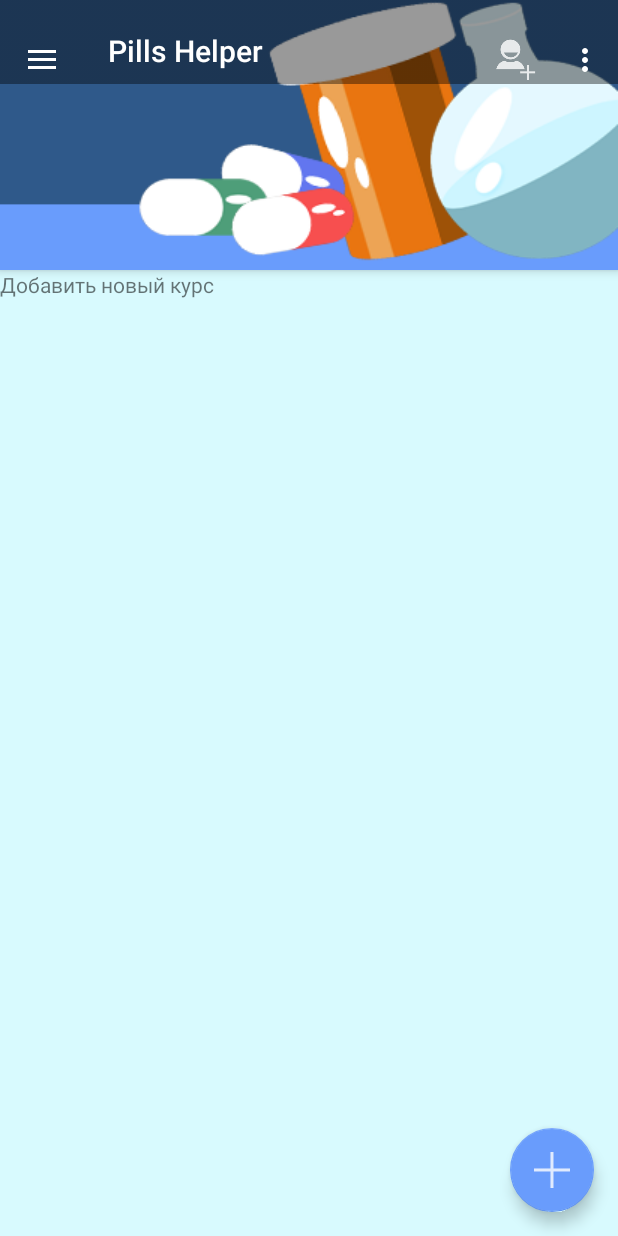
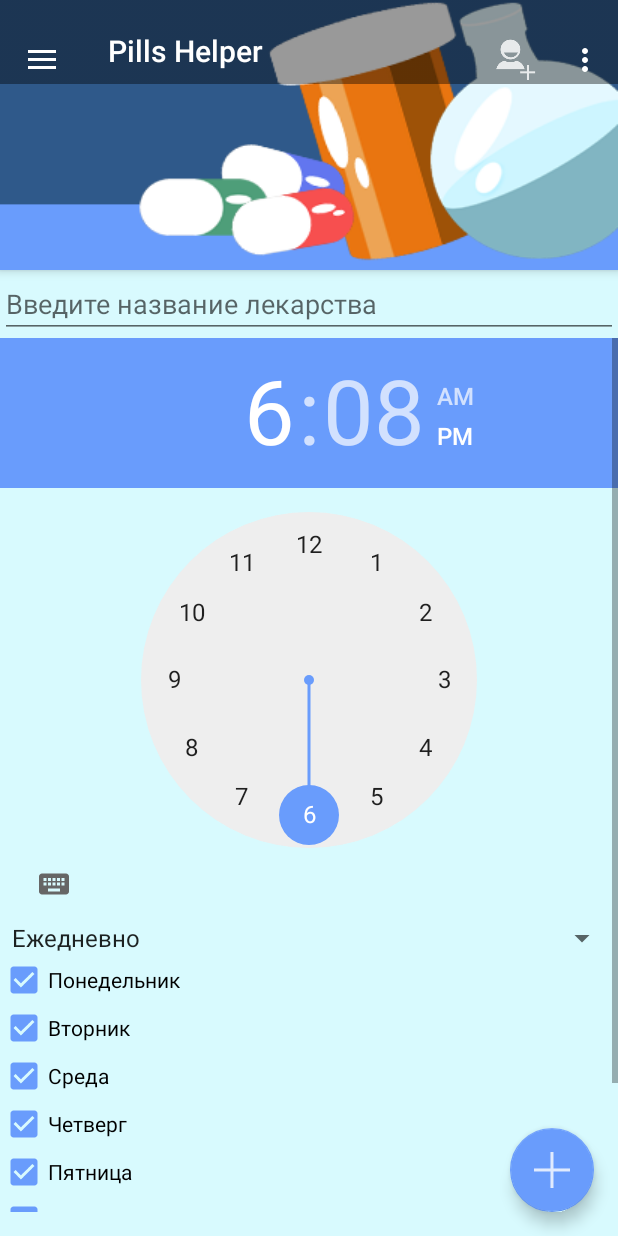
Before and after one commit to khasang-incubator/Android_2016_05_03, an Android app: the fragment NewCourseFragment placed in its activity, on a phone screen of 412 x 824 dp. Run offline under Robolectric (Android 15) with nearby library versions, the phone set to English and light mode, and no system bars; libraries missing offline, so code that uses them is left out: com.readystatesoftware.sqliteasset.

Commit message:
create prototype NewCourseFragment

```diff
--- a/Application/PillsHelper/app/src/main/java/com/khasang/pillshelper/fragments/NewCourseFragment.java
+++ b/Application/PillsHelper/app/src/main/java/com/khasang/pillshelper/fragments/NewCourseFragment.java
@@ -1,31 +1,107 @@
 package com.khasang.pillshelper.fragments;
 
 
+import android.content.Context;
 import android.os.Bundle;
 import android.app.Fragment;
+import android.text.Editable;
+import android.text.TextWatcher;
 import android.view.LayoutInflater;
 import android.view.View;
 import android.view.ViewGroup;
-
+import android.widget.AdapterView;
+import android.widget.ArrayAdapter;
+import android.widget.AutoCompleteTextView;
+import android.widget.CheckBox;
+import android.widget.RadioGroup;
+import android.widget.Spinner;
 import com.khasang.pillshelper.R;
+import java.util.ArrayList;
 
 
-/**
- * A simple {@link Fragment} subclass.
- */
 public class NewCourseFragment extends Fragment {
 
+    private Context context;
+    private String[] words = {"Аспирин", "Аскорбин", "Спазмалгон", "Асмоапо", "Апосмо", "асмамооо", "аывпыавп", "Апекууаи", "Аквсмм", "апуцйфвва"};
+    private AutoCompleteTextView autoCompleteTextView;
+    private RadioGroup group;
+    private Spinner spinner;
+    private ArrayList<CheckBox> days;
+    private String[] daysArray;
 
     public NewCourseFragment() {
-        // Required empty public constructor
     }
-
 
     @Override
     public View onCreateView(LayoutInflater inflater, ViewGroup container,
                              Bundle savedInstanceState) {
-        // Inflate the layout for this fragment
-        return inflater.inflate(R.layout.fragment_new_course, container, false);
+        View view = inflater.inflate(R.layout.fragment_new_course, container, false);
+
+        context = view.getContext();
+        group = (RadioGroup) view.findViewById(R.id.group);
+        autoCompleteTextView = (AutoCompleteTextView) view.findViewById(R.id.autoComplete);
+        spinner = (Spinner) view.findViewById(R.id.spinner);
+        daysArray = getResources().getStringArray(R.array.days);
+        days = new ArrayList<>();
+
+        for (int i = 0; i < 7; i++){
+            CheckBox box = new CheckBox(context);
+            box.setText(daysArray[i]);
+            days.add(box);
+        }
+
+        for (CheckBox day : days){
+            group.addView(day);
+        }
+
+        spinner.setOnItemSelectedListener(new AdapterView.OnItemSelectedListener() {
+            @Override
+            public void onItemSelected(AdapterView<?> adapterView, View view, int i, long l) {
+                if (i == 0){
+                    for (CheckBox day : days){
+                        day.setChecked(true);
+                        day.setClickable(false);
+                    }
+                }else {
+                    for (CheckBox day : days){
+                        day.setChecked(false);
+                        day.setClickable(true);
+                    }
+                }
+            }
+
+            @Override
+            public void onNothingSelected(AdapterView<?> adapterView) {
+
+            }
+        });
+
+
+
+
+
+        autoCompleteTextView.setAdapter(new ArrayAdapter<String>(context, android.R.layout.simple_dropdown_item_1line,words));
+        autoCompleteTextView.addTextChangedListener(new TextWatcher() {
+            @Override
+            public void beforeTextChanged(CharSequence charSequence, int i, int i1, int i2) {
+
+            }
+
+            @Override
+            public void onTextChanged(CharSequence charSequence, int i, int i1, int i2) {
+
+            }
+
+            @Override
+            public void afterTextChanged(Editable editable) {
+
+            }
+        });
+
+
+
+        return view;
     }
 
+
 }
--- a/Application/PillsHelper/app/src/main/res/layout/fragment_new_course.xml
+++ b/Application/PillsHelper/app/src/main/res/layout/fragment_new_course.xml
@@ -1,13 +1,58 @@
-<FrameLayout xmlns:android="http://schemas.android.com/apk/res/android"
+<LinearLayout xmlns:android="http://schemas.android.com/apk/res/android"
     xmlns:tools="http://schemas.android.com/tools"
     android:layout_width="match_parent"
     android:layout_height="match_parent"
+    android:orientation="vertical"
     tools:context=".fragments.NewCourseFragment">
 
-    <!-- TODO: Update blank fragment layout -->
-    <TextView
+    <AutoCompleteTextView
+        android:layout_width="fill_parent"
+        android:layout_height="wrap_content"
+        android:id="@+id/autoComplete"
+        android:completionThreshold="1"
+        android:hint="Введите название лекарства" />
+
+    <ScrollView
         android:layout_width="match_parent"
-        android:layout_height="match_parent"
-        android:text="@string/new_course" />
+        android:layout_height="match_parent">
 
-</FrameLayout>
+        <LinearLayout
+            android:layout_width="match_parent"
+            android:layout_height="wrap_content"
+            android:orientation="vertical">
+
+        <TimePicker
+            android:layout_width="match_parent"
+            android:layout_height="wrap_content"
+            android:id="@+id/c" />
+
+            <Spinner
+                android:layout_width="match_parent"
+                android:layout_height="wrap_content"
+                android:id="@+id/spinner"
+                android:entries="@array/spinner_schedule"
+                android:layout_gravity="center"/>
+
+            <RadioGroup
+                android:id="@+id/group"
+                android:layout_width="match_parent"
+                android:layout_height="wrap_content"
+                >
+
+
+            </RadioGroup>
+
+            <Button
+            android:layout_width="wrap_content"
+            android:layout_height="wrap_content"
+            android:text="@string/btn_add"
+            android:id="@+id/button"
+            android:layout_gravity="end" />
+        </LinearLayout>
+
+    </ScrollView>
+
+
+
+
+</LinearLayout>
--- a/Application/PillsHelper/app/src/main/res/values/strings.xml
+++ b/Application/PillsHelper/app/src/main/res/values/strings.xml
@@ -1,5 +1,6 @@
 <resources>
     <string name="app_name">Pills Helper</string>
+    <string name="btn_add">Добавить</string>
     <string name="title_activity_navigation">NavigationActivity</string>
     <string name="drawer_item_course">Добавить новый курс лечения</string>
     <string name="drawer_item_current_course">Просмотреть текущий курс лечения</string>
@@ -11,12 +12,30 @@
     <string name="navigation_drawer_open">Open navigation drawer</string>
     <string name="navigation_drawer_close">Close navigation drawer</string>
     <string name="title_fragment">Главная</string>
+
+    <string-array name="days">
+        <item>Понедельник</item>
+        <item>Вторник</item>
+        <item>Среда</item>
+        <item>Четверг</item>
+        <item>Пятница</item>
+        <item>Суббота</item>
+        <item>Воскресенье</item>
+    </string-array>
+
+    <string-array name="spinner_schedule">
+        <item>Ежедневно</item>
+        <item>Дни приема</item>
+
+    </string-array>
+
     <string-array name="titles">
         <item>Добавить новый курс лечения</item>
         <item>Просмотреть все курсы лечения</item>
         <item>Просмотреть текущий курс лечения</item>
 
     </string-array>
+
     <string name="action_settings">Settings</string>
     <string name="action_add_user">Добавить пользователя</string>
     <string name="title_activity_order">Order Activity</string>
```
